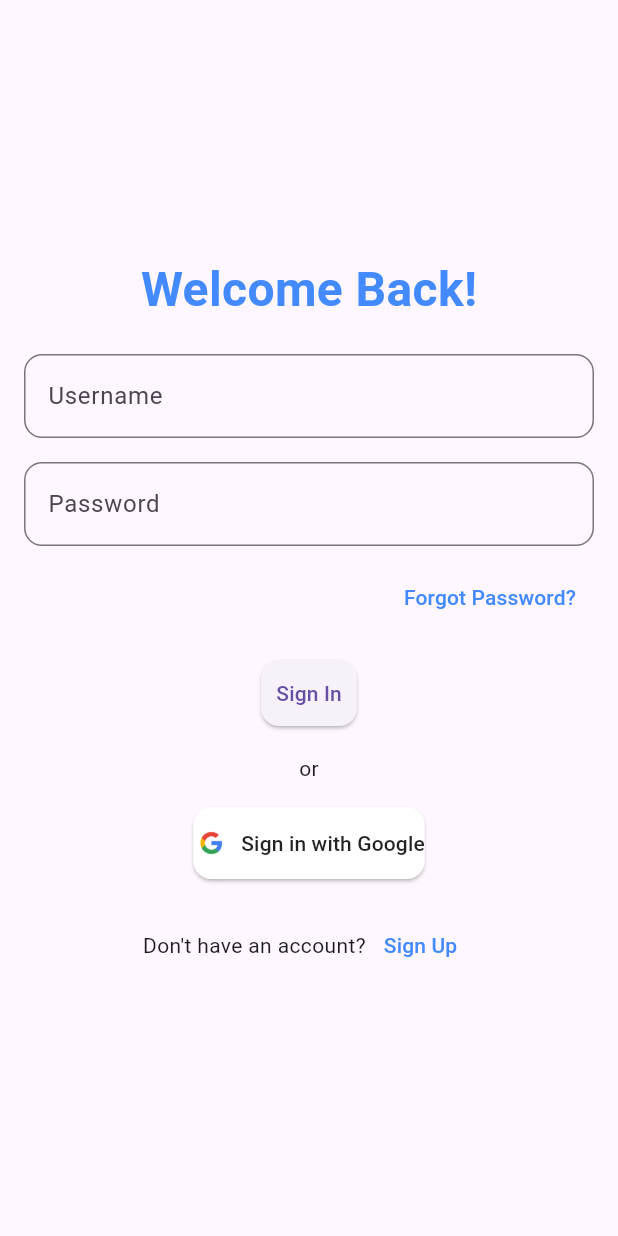
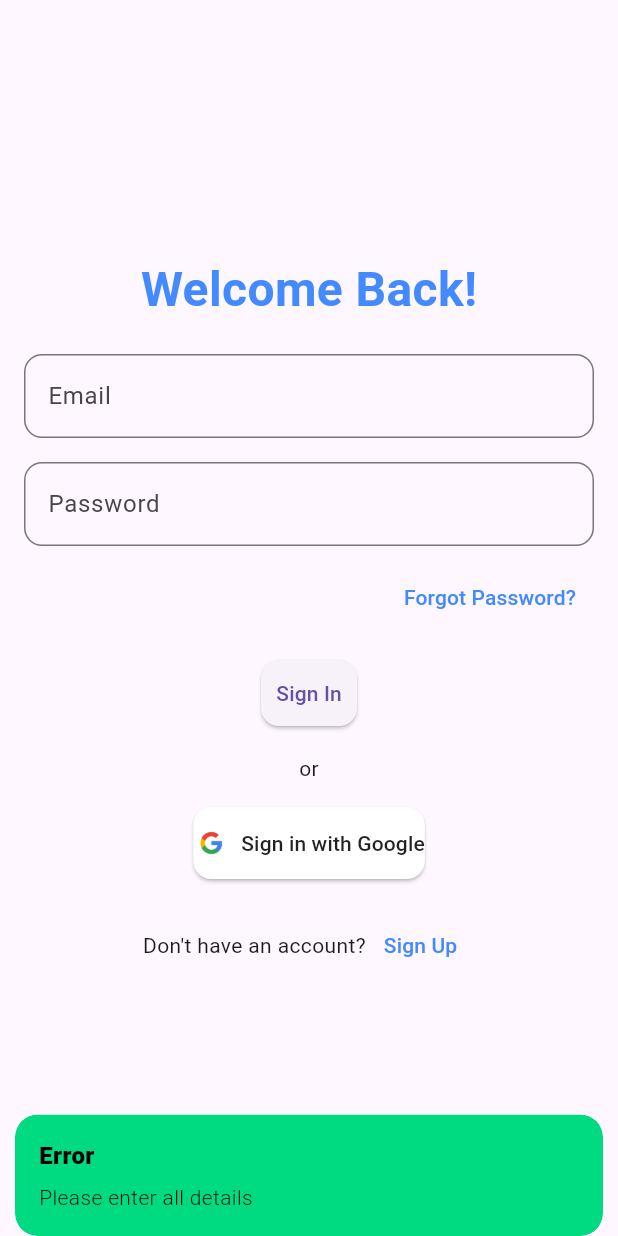
Before and after one commit to anil-s-yadav/ecommerce, a Flutter app: the screen it shows after launch, item 4 of the bottom bar chosen, after a tap on "Sign In", on a phone screen of 412 x 824 dp. Run offline on Flutter 3.47's test engine with Material 3 defaults, Android fonts, the phone set to English and light mode, and no system bars; our stand-ins replace cloud_firestore, firebase_auth, firebase_core, flutter_easyloading, get, google_sign_in; accounts and stored records are empty.

Commit message:
Fix navigation issue in SignInScreen

```diff
--- /dev/null
+++ b/lib/controllers/get-user-data-controller.dart
@@ -0,0 +1,14 @@
+// ignore_for_file: file_names, unused_field
+
+import 'package:cloud_firestore/cloud_firestore.dart';
+import 'package:get/get.dart';
+
+class GetUserDataController extends GetxController {
+  final FirebaseFirestore _firestore = FirebaseFirestore.instance;
+
+  Future<List<QueryDocumentSnapshot<Object?>>> getUserData(String uId) async {
+    final QuerySnapshot userData =
+        await _firestore.collection('users').where('uId', isEqualTo: uId).get();
+    return userData.docs;
+  }
+}
--- /dev/null
+++ b/lib/controllers/ign-in-controller.dart
@@ -0,0 +1,38 @@
+// ignore_for_file: file_names, unused_field, body_might_complete_normally_nullable, unused_local_variable
+
+import 'package:cloud_firestore/cloud_firestore.dart';
+import 'package:firebase_auth/firebase_auth.dart';
+import 'package:flutter_easyloading/flutter_easyloading.dart';
+import 'package:get/get.dart';
+
+import '../utils/app-constant.dart';
+
+class SignInController extends GetxController {
+  final FirebaseAuth _auth = FirebaseAuth.instance;
+  final FirebaseFirestore _firestore = FirebaseFirestore.instance;
+
+  // var isPasswordVisible = false.obs;
+
+  Future<UserCredential?> signInMethod(
+      String userEmail, String userPassword) async {
+    try {
+      EasyLoading.show(status: "Please wait");
+      UserCredential userCredential = await _auth.signInWithEmailAndPassword(
+        email: userEmail,
+        password: userPassword,
+      );
+
+      EasyLoading.dismiss();
+      return userCredential;
+    } on FirebaseAuthException catch (e) {
+      EasyLoading.dismiss();
+      Get.snackbar(
+        "Error",
+        "$e",
+        snackPosition: SnackPosition.BOTTOM,
+        backgroundColor: AppConstant.appSecondaryColor,
+        colorText: AppConstant.appTextColor,
+      );
+    }
+  }
+}
--- a/lib/screens/auth-ui/signin.dart
+++ b/lib/screens/auth-ui/signin.dart
@@ -1,15 +1,27 @@
 import 'package:ecommerce_app/controllers/google-sign-in-controller.dart';
+import 'package:ecommerce_app/screens/user-panel/main-screen.dart';
+import 'package:firebase_auth/firebase_auth.dart';
 import 'package:flutter/material.dart';
 import 'package:get/get.dart';
 
+import '../../controllers/get-user-data-controller.dart';
+import '../../controllers/ign-in-controller.dart';
+import '../../utils/app-constant.dart';
 import 'forget-password.dart';
 import 'signup.dart';
 
+// ignore: must_be_immutable
 class SignInScreen extends StatelessWidget {
   SignInScreen({super.key});
 
   final GoogleSignInController _googleSignInController =
       Get.put(GoogleSignInController());
+  final SignInController signInController = Get.put(SignInController());
+  final GetUserDataController getUserDataController =
+      Get.put(GetUserDataController());
+
+  TextEditingController userEmail = TextEditingController();
+  TextEditingController userPassword = TextEditingController();
 
   @override
   Widget build(BuildContext context) {
@@ -31,8 +43,9 @@ class SignInScreen extends StatelessWidget {
                 ),
                 const SizedBox(height: 20),
                 TextField(
+                  controller: userEmail,
                   decoration: InputDecoration(
-                    labelText: 'Username',
+                    labelText: 'Email',
                     border: OutlineInputBorder(
                       borderRadius: BorderRadius.circular(12.0),
                     ),
@@ -40,6 +53,7 @@ class SignInScreen extends StatelessWidget {
                 ),
                 const SizedBox(height: 16),
                 TextField(
+                  controller: userPassword,
                   obscureText: true,
                   decoration: InputDecoration(
                     labelText: 'Password',
@@ -69,8 +83,51 @@ class SignInScreen extends StatelessWidget {
                 ),
                 const SizedBox(height: 16),
                 ElevatedButton(
-                  onPressed: () {
-                    // Handle sign-in logic
+                  onPressed: () async {
+                    String email = userEmail.text.trim();
+                    String password = userPassword.text.trim();
+
+                    if (email.isEmpty || password.isEmpty) {
+                      Get.snackbar(
+                        "Error",
+                        "Please enter all details",
+                        snackPosition: SnackPosition.BOTTOM,
+                        backgroundColor: AppConstant.appMainColor,
+                        colorText: AppConstant.appTextColor,
+                      );
+                    } else {
+                      UserCredential? userCredential =
+                          await signInController.signInMethod(email, password);
+
+                      if (userCredential != null) {
+                        if (userCredential.user!.emailVerified) {
+                          Get.offAll(() => MainScreen());
+                          Get.snackbar(
+                            "Success User Login",
+                            "Login Successfully!",
+                            snackPosition: SnackPosition.BOTTOM,
+                            backgroundColor: AppConstant.appMainColor,
+                            colorText: AppConstant.appTextColor,
+                          );
+                        } else {
+                          Get.snackbar(
+                            "Error",
+                            "Please verify your email before login",
+                            snackPosition: SnackPosition.BOTTOM,
+                            backgroundColor: AppConstant.appMainColor,
+                            colorText: AppConstant.appTextColor,
+                          );
+                        }
+                      } else {
+                        Get.snackbar(
+                          "Error",
+                          "Please try again",
+                          snackPosition: SnackPosition.BOTTOM,
+                          backgroundColor: AppConstant.appMainColor,
+                          colorText: AppConstant.appTextColor,
+                        );
+                      }
+                    }
                   },
                   style: ElevatedButton.styleFrom(
                     shape: RoundedRectangleBorder(
```
